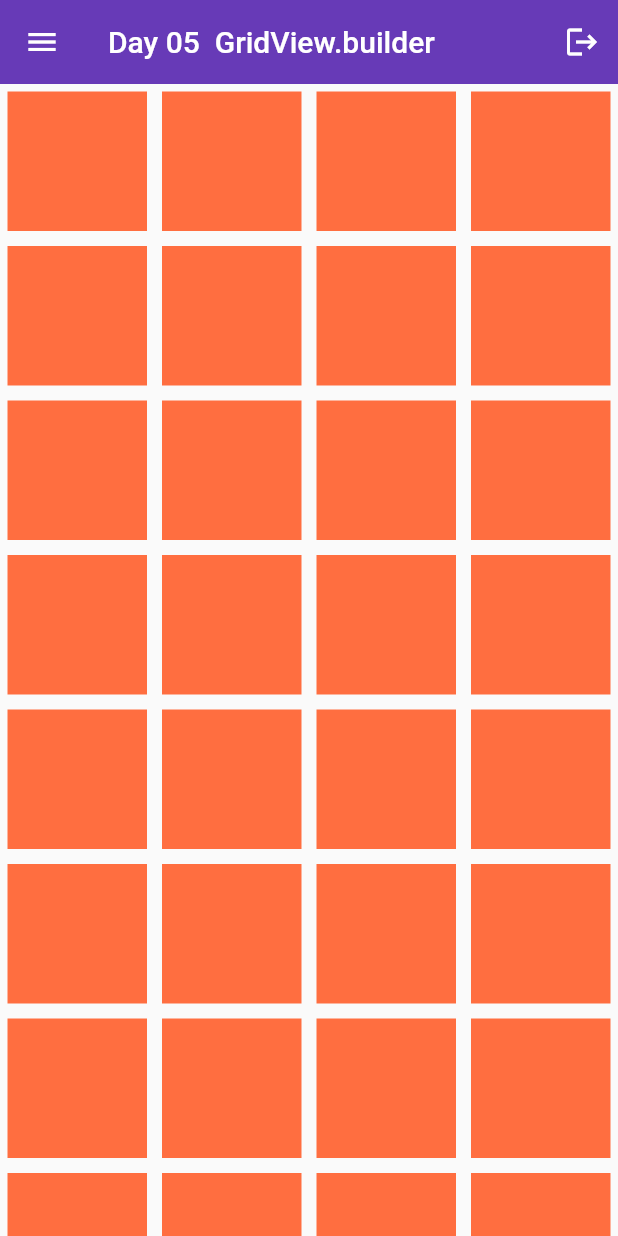
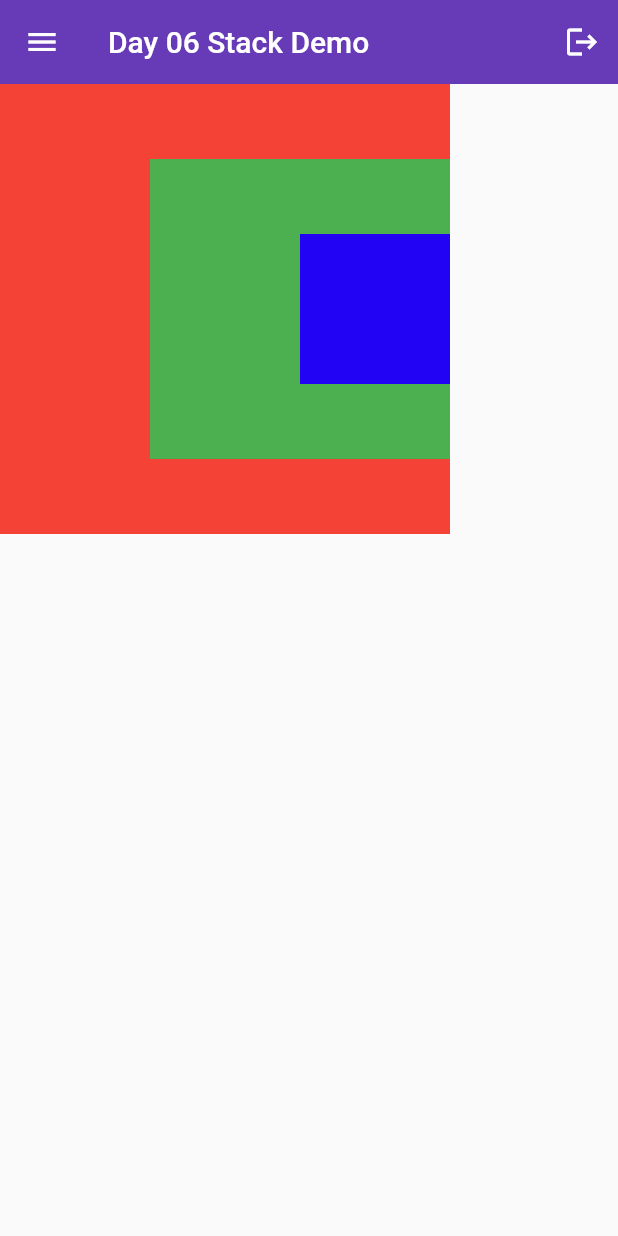
Before and after one commit to Pradhyumna1986/FlutterProjects, a Flutter app: the screen it shows after launch, on a phone screen of 412 x 824 dp. Run offline on Flutter 3.47's test engine with Material 2 defaults, Android fonts, the phone set to English and light mode, and no system bars.

Commit message:
Stack Demo

```diff
--- a/lib/main.dart
+++ b/lib/main.dart
@@ -1,11 +1,10 @@
+// ignore_for_file: must_be_immutable
 import 'package:flutter/material.dart';
-import 'package:flutter/rendering.dart';
 
 void main() {
   runApp(MyApp());
 }
 
-// ignore: must_be_immutable
 class MyApp extends StatelessWidget {
   MyApp({super.key});
   List name = ['Somya', 'Gomya', 'Tomya'];
@@ -13,12 +12,11 @@ class MyApp extends StatelessWidget {
   @override
   Widget build(BuildContext context) {
     return MaterialApp(
-      title: 'Flutter first App',
+      title: 'Day 06 Stack Demo',
       debugShowCheckedModeBanner: false,
       home: Scaffold(
-        //backgroundColor: Colors.deepPurple[100],
         appBar: AppBar(
-          title: const Text('Day 05  GridView.builder'),
+          title: const Text('Day 06 Stack Demo'),
           backgroundColor: Colors.deepPurple,
           elevation: 0,
           leading: const Icon(Icons.menu),
@@ -29,14 +27,33 @@ class MyApp extends StatelessWidget {
             ),
           ],
         ),
-        body: GridView.builder(
-            itemCount: 64,
-            gridDelegate: const SliverGridDelegateWithFixedCrossAxisCount(
-                crossAxisCount: 4),
-            itemBuilder: (context, index) => Container(
-                  color: Colors.deepOrangeAccent,
-                  margin: const EdgeInsets.all(5),
-                )),
+        body: Stack(
+          //alignment: Alignment.bottomCenter,
+          //alignment: Alignment.center,
+          //alignment: Alignment.bottomLeft,
+          alignment: Alignment.centerRight,
+
+          children: [
+            //bigg] box
+            Container(
+              height: 300,
+              width: 300,
+              color: Colors.red,
+            ),
+            //medium box
+            Container(
+              height: 200,
+              width: 200,
+              color: Colors.green,
+            ),
+            //small box
+            Container(
+              height: 100,
+              width: 100,
+              color: Color.fromARGB(255, 35, 3, 244),
+            )
+          ],
+        ),
       ),
     );
   }
```
